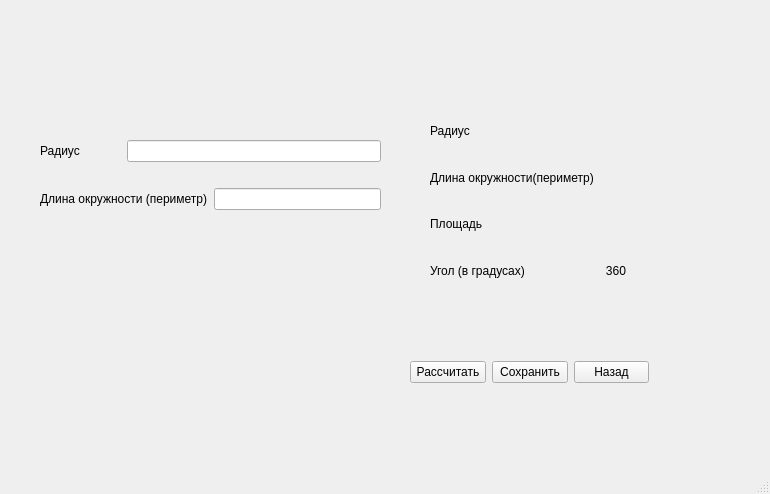
Above: FigureCreation/createround.ui from momooshi/GeometryAssistance before the change. Below: the same form after it.
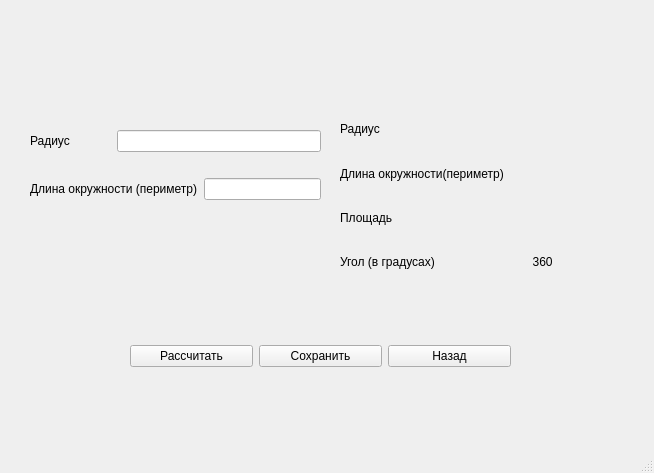
That is the form after the change.

```diff
--- a/FigureCreation/createround.ui
+++ b/FigureCreation/createround.ui
@@ -6,8 +6,8 @@
    <rect>
     <x>0</x>
     <y>0</y>
-    <width>770</width>
-    <height>494</height>
+    <width>654</width>
+    <height>473</height>
    </rect>
   </property>
   <property name="windowTitle">
@@ -17,9 +17,9 @@
    <widget class="QWidget" name="layoutWidget">
     <property name="geometry">
      <rect>
-      <x>40</x>
-      <y>120</y>
-      <width>341</width>
+      <x>30</x>
+      <y>110</y>
+      <width>291</width>
       <height>111</height>
      </rect>
     </property>
@@ -49,10 +49,10 @@
    <widget class="QWidget" name="layoutWidget">
     <property name="geometry">
      <rect>
-      <x>430</x>
+      <x>340</x>
       <y>110</y>
-      <width>271</width>
-      <height>181</height>
+      <width>281</width>
+      <height>171</height>
      </rect>
     </property>
     <layout class="QGridLayout" name="gridLayout_2">
@@ -101,7 +101,7 @@
      <item row="3" column="1" colspan="2">
       <widget class="QLabel" name="label_2">
        <property name="text">
-        <string>360</string>
+        <string>       360</string>
        </property>
        <property name="alignment">
         <set>Qt::AlignCenter</set>
@@ -117,13 +117,13 @@
      </item>
     </layout>
    </widget>
-   <widget class="QWidget" name="">
+   <widget class="QWidget" name="layoutWidget">
     <property name="geometry">
      <rect>
-      <x>410</x>
-      <y>360</y>
-      <width>239</width>
-      <height>25</height>
+      <x>130</x>
+      <y>336</y>
+      <width>381</width>
+      <height>41</height>
      </rect>
     </property>
     <layout class="QHBoxLayout" name="horizontalLayout">
```
Left out of the diff: 24 changed lines with no effect on the pictures.
